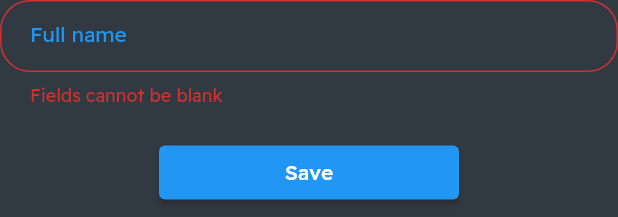
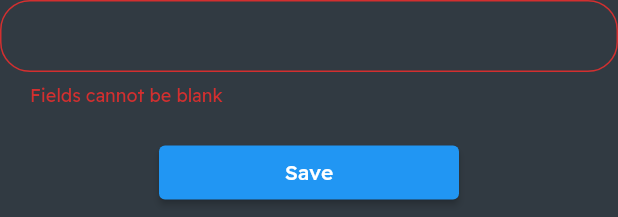
Before and after one commit to stalliardo/builders-hours-diary, a Flutter app: the EditStringProperty widget shown alone on an empty page, opened directly with empty values, after a tap on "Save", on a phone screen of 412 x 824 dp. Shown: the top 217 px of the screen. Run offline on Flutter 3.47's test engine with Material 2 defaults, Android fonts, the phone set to English and light mode, and no system bars; our stand-ins replace cloud_firestore, email_validator, firebase_auth, firebase_core; accounts and stored records are empty.

Commit message:
Extended the editStringProperty file to accept a conditional dropDownButton()

```diff
--- a/b_h_d/lib/screens/account/editStringProperty.dart
+++ b/b_h_d/lib/screens/account/editStringProperty.dart
@@ -2,12 +2,23 @@ import 'package:b_h_d/services/authentication.dart';
 import 'package:b_h_d/services/database.dart';
 import 'package:b_h_d/styles/text/formStyles.dart';
 import 'package:b_h_d/utils/stringFormatting.dart';
+import 'package:b_h_d/widgets/myDropDownButton.dart';
 import 'package:flutter/material.dart';
 
 class EditStringProperty extends StatefulWidget {
   String propertyValue;
+  String propertyName;
+  String labelText;
   String uid;
-  EditStringProperty({Key? key, required this.uid, required this.propertyValue}) : super(key: key);
+  bool isSelectMenu;
+  EditStringProperty({
+    Key? key,
+    required this.uid,
+    required this.propertyValue,
+    required this.propertyName,
+    required this.labelText,
+    required this.isSelectMenu,
+  }) : super(key: key);
 
   @override
   _EditStringPropertyState createState() => _EditStringPropertyState();
@@ -15,19 +26,53 @@ class EditStringProperty extends StatefulWidget {
 
 class _EditStringPropertyState extends State<EditStringProperty> {
   final _formKey = GlobalKey<FormState>();
-  String newFullName = "";
+  String newValue = "";
+  bool _isSelectMenu = false;
+  String dropDownValue = "Weekly";
+
+  final paymentFrequencyOptions = ["Weekly", "Fortnightly", "Mothly"];
+
+  onItemSelected(String value) {
+    setState(() {
+      dropDownValue = value;
+    });
+  }
+
+  @override
+  void initState() {
+    super.initState();
+    dropDownValue = widget.propertyValue;
+  }
 
   @override
   Widget build(BuildContext context) {
+    _isSelectMenu = widget.isSelectMenu;
+
     return Form(
       key: _formKey,
       child: Column(
         children: <Widget>[
-          TextFormField(
+          _isSelectMenu
+              ? Container(
+                  decoration: BoxDecoration(
+                    border: Border.all(
+                      width: 0.4,
+                      color: Colors.blueGrey,
+                    ),
+                    borderRadius: BorderRadius.circular(10),
+                  ),
+                  padding: EdgeInsets.fromLTRB(16, 0, 10, 0),
+                  child: MyDropDownButton(
+                    items: paymentFrequencyOptions,
+                    selected: dropDownValue,
+                    valueReturned: onItemSelected,
+                  ),
+                )
+              : TextFormField(
                   initialValue: widget.propertyValue,
                   onChanged: (value) {
                     setState(() {
-                newFullName = value;
+                      newValue = value;
                     });
                   },
                   validator: (value) {
@@ -39,7 +84,7 @@ class _EditStringPropertyState extends State<EditStringProperty> {
                     }
                     return null;
                   },
-            decoration: InputDecoration(labelText: "Full name"),
+                  decoration: InputDecoration(labelText: widget.labelText),
                   style: MyFormStyles.textFormStyle(),
                 ),
           SizedBox(
@@ -50,9 +95,19 @@ class _EditStringPropertyState extends State<EditStringProperty> {
             child: ElevatedButton(
               onPressed: () async {
                 if (_formKey.currentState!.validate()) {
+                  String value = newValue;
+
+                  if (widget.propertyName == "fullName") {
+                    value = StringFormatting.toTitleCase(newValue);
+                  }
+
+                  if (_isSelectMenu) {
+                    value = dropDownValue;
+                  }
+
                   StatusCode _result = await MyDatabase().updateSingleField(
                     widget.uid,
-                    {"fullName": StringFormatting.toTitleCase(newFullName)},
+                    {widget.propertyName: value},
                   );
                   if (_result == StatusCode.ERROR) {
                   } else {
--- a/b_h_d/lib/screens/account/numericWageInfo.dart
+++ b/b_h_d/lib/screens/account/numericWageInfo.dart
@@ -8,7 +8,7 @@ import 'package:flutter/services.dart';
 class NumericWageInfo extends StatefulWidget {
   String propertyValue;
   String uid;
-  String propertyName; // ie dayRate, retentionAmount...
+  String propertyName;
   String labelText;
   NumericWageInfo({Key? key, required this.uid, required this.propertyValue, required this.propertyName, required this.labelText}) : super(key: key);
 
```
Also changed, not shown: b_h_d/lib/screens/account/EditAccountValuesWrapper.dart (+15 -3 lines), b_h_d/lib/screens/account/account.dart (+11 -1 lines). Lines whose indentation alone changed are shown as unchanged.
